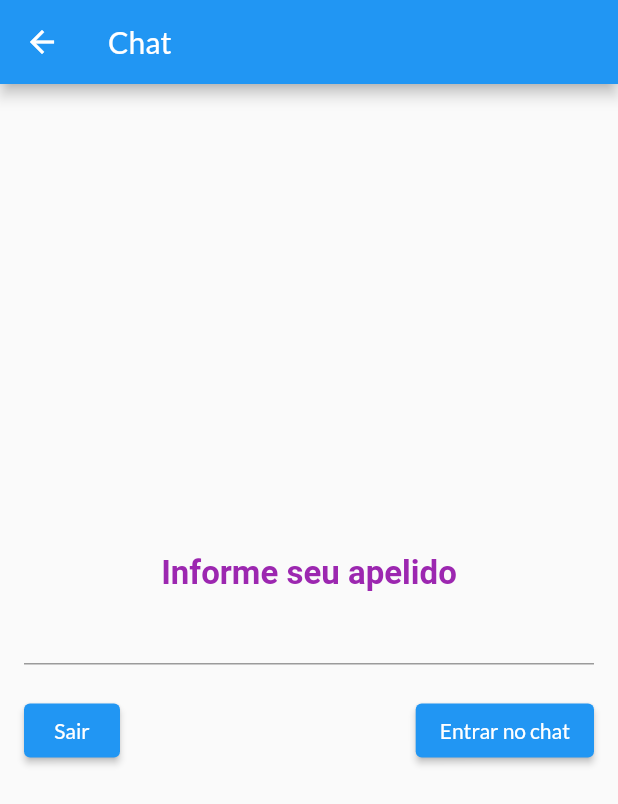
After one commit to romildojpaiter/flutter-dio-challenge, a Flutter app: the screen it shows after launch, in the side drawer, after a tap on "Chat", on a phone screen of 412 x 824 dp. The commit adds this screen. Shown: the top 804 px of the screen. Run offline on Flutter 3.47's test engine with Material 2 defaults, Android fonts, the phone set to English and light mode, and no system bars; our stand-ins replace animated_text_kit, battery_plus, brasil_fields, cloud_firestore, connectivity_plus, convert and 22 more; missing offline and left inert: qr_code_scanner; accounts and stored records are empty; generated files the repository leaves out were written again.

Commit message:
Telas do chat

```diff
--- a/modulo08/firebaseapp/lib/components/drawer_component.dart
+++ b/modulo08/firebaseapp/lib/components/drawer_component.dart
@@ -1,15 +1,25 @@
+import 'package:firebaseapp/page/chat/chat_home.dart';
 import 'package:flutter/material.dart';
+import 'package:get/get.dart';
 
 class DrawerComponent extends StatelessWidget {
   const DrawerComponent({super.key});
 
   @override
   Widget build(BuildContext context) {
-    return const Drawer(
+    return Drawer(
       child: Column(
         children: [
-          DrawerHeader(
+          const DrawerHeader(
             child: Text("header"),
+          ),
+          ListTile(
+            leading: const Icon(Icons.chat),
+            title: const Text("Chat"),
+            onTap: () {
+              Get.back();
+              Get.to(() => ChatHome());
+            },
           )
         ],
       ),
--- /dev/null
+++ b/modulo08/firebaseapp/lib/page/chat/chat_home.dart
@@ -0,0 +1,56 @@
+import 'package:firebaseapp/services/chat_controller.dart';
+import 'package:flutter/material.dart';
+import 'package:get/get.dart';
+
+class ChatHome extends StatelessWidget {
+  ChatHome({super.key});
+
+  @override
+  Widget build(BuildContext context) {
+    ChatController chatx = Get.put(ChatController());
+    return SafeArea(
+      child: Scaffold(
+        appBar: AppBar(
+          title: Text("Chat"),
+        ),
+        body: Container(
+          margin: const EdgeInsets.symmetric(horizontal: 16.0),
+          child: Column(
+            mainAxisAlignment: MainAxisAlignment.center,
+            children: [
+              const Text(
+                "Informe seu apelido",
+                style: TextStyle(fontWeight: FontWeight.bold, fontSize: 22.0),
+              ),
+              TextField(
+                controller: chatx.nickNameController,
+              ),
+              const SizedBox(
+                height: 20.0,
+              ),
+              Row(
+                children: [
+                  ElevatedButton(
+                    onPressed: () {
+                      chatx.closeChatMessages();
+                    },
+                    child: const Text("Sair"),
+                  ),
+                  Expanded(
+                    child: Container(),
+                  ),
+                  ElevatedButton(
+                    onPressed: () {
+                      chatx.openChatMessages();
+                    },
+                    child: const Text("Entrar no chat"),
+                  ),
+                ],
+              )
+            ],
+          ),
+        ),
+      ),
+    );
+  }
+}
--- /dev/null
+++ b/modulo08/firebaseapp/lib/services/chat_controller.dart
@@ -0,0 +1,25 @@
+import 'package:firebaseapp/page/chat/chat_messages_page.dart';
+import 'package:firebaseapp/page/home_page.dart';
+import 'package:flutter/material.dart';
+import 'package:get/get.dart';
+
+class ChatController extends GetxController {
+  TextEditingController nickNameController = TextEditingController();
+
+  void openChatMessages() {
+    if (nickNameController.text.isEmpty) {
+      Get.snackbar(
+        "Error",
+        "Apelido inválido!",
+        animationDuration: const Duration(seconds: 2),
+      );
+      return;
+    }
+    Get.to(() => ChatMessagesPage(nickName: nickNameController.text));
+  }
+
+  void closeChatMessages() {
+    nickNameController.clear();
+    Get.to(() => HomePage());
+  }
+}
--- /dev/null
+++ b/modulo08/firebaseapp/lib/services/chat_messages_controller.dart
@@ -0,0 +1,3 @@
+import 'package:get/get.dart';
+
+class ChatMessagesController extends GetxController {}
```
Also changed, not shown: modulo08/firebaseapp/lib/models/text_model.dart (added, +26 -0 lines), modulo08/firebaseapp/lib/page/chat/chat_messages_page.dart (added, +64 -0 lines).
